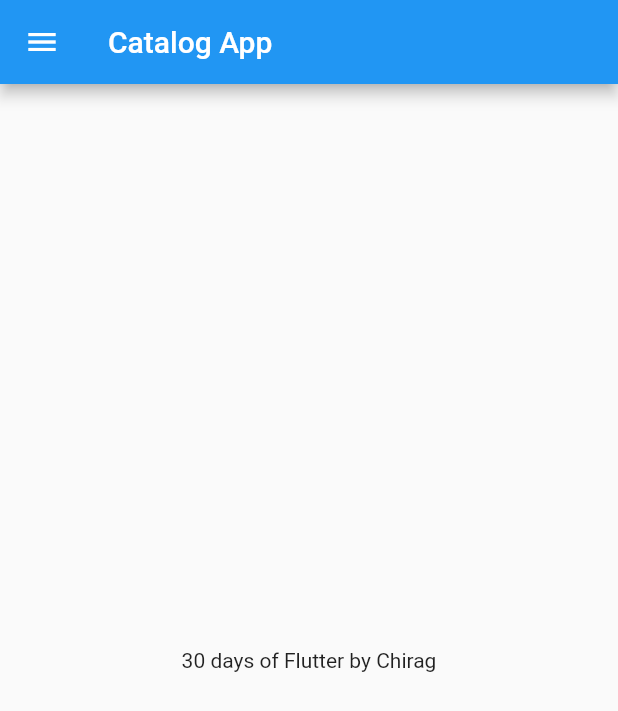
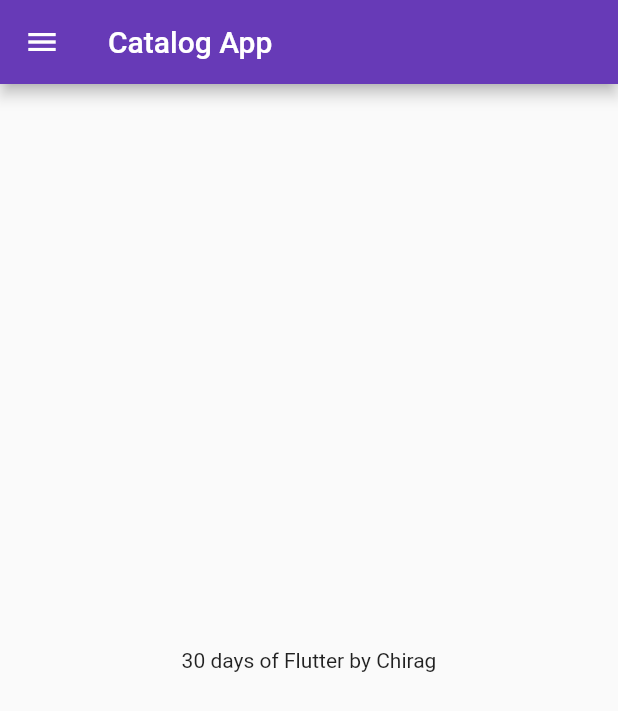
Before and after one commit to chirag4862/30DaysOfFlutter, a Flutter app: the screen it shows after launch, on a phone screen of 412 x 824 dp. Shown: the top 711 px of the screen. Run offline on Flutter 3.47's test engine with Material 2 defaults, Android fonts, the phone set to English and light mode, and no system bars.

Commit message:
Day 3 completed

```diff
--- a/lib/main.dart
+++ b/lib/main.dart
@@ -1,8 +1,11 @@
+// ignore_for_file: prefer_const_constructors
+
 import 'package:flutter/material.dart';
-import 'home_page.dart';
+import 'pages/login_page.dart';
+import 'pages/home_page.dart';
 
 void main() {
-  runApp(const MyApp());
+  runApp(MyApp());
 }
 
 class MyApp extends StatelessWidget {
@@ -11,7 +14,20 @@
   @override
   Widget build(BuildContext context) {
     return MaterialApp(
-      home: HomePage(),
+      // home: HomePage(),
+      themeMode: ThemeMode.light,
+      theme: ThemeData(
+        primarySwatch: Colors.deepPurple,
+      ),
+      darkTheme: ThemeData(
+        brightness: Brightness.dark,
+      ),
+      initialRoute: "/home",
+      routes: {
+        "/": (context) => LoginPage(),
+        "/home": (context) => HomePage(),
+        "/login": (context) => LoginPage(),
+      },
     );
   }
 }
--- a/lib/home_page.dart
+++ b/lib/pages/home_page.dart
@@ -1,3 +1,5 @@
+// ignore_for_file: avoid_unnecessary_containers, prefer_const_constructors
+
 import 'package:flutter/material.dart';
 
 class HomePage extends StatelessWidget {
```
Also changed, not shown: lib/pages/login_page.dart (added, +23 -0 lines).
